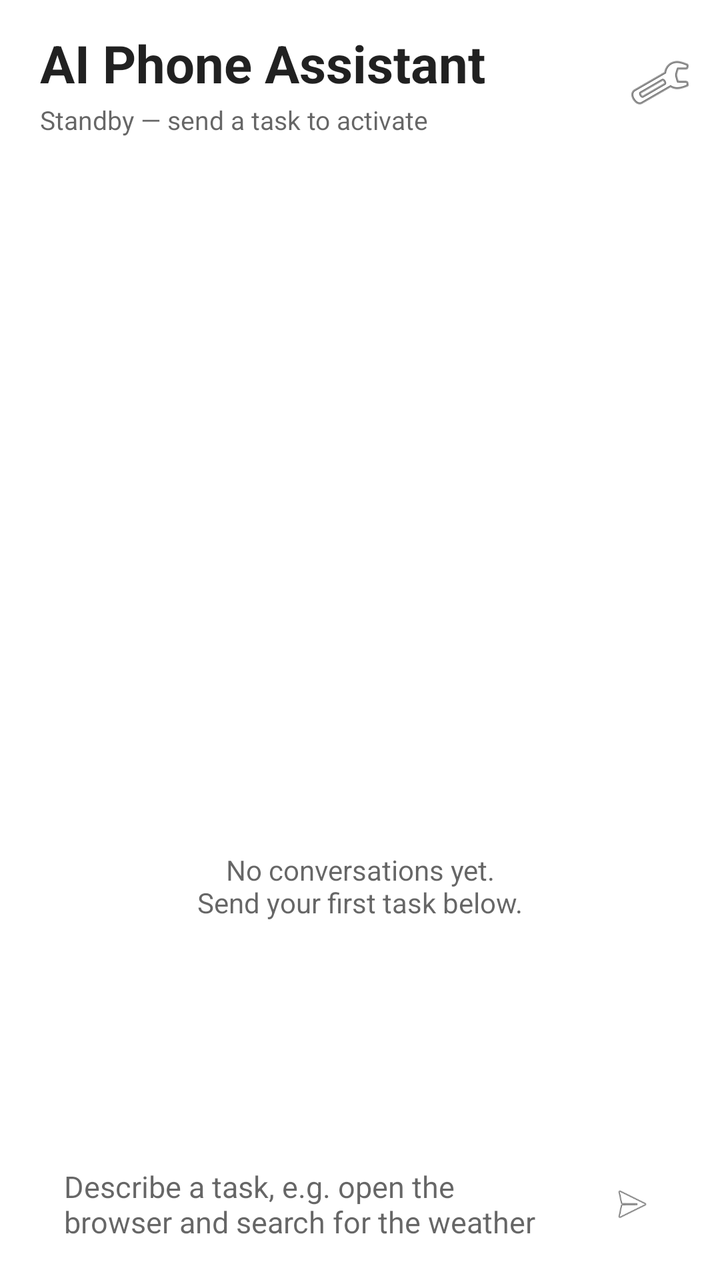
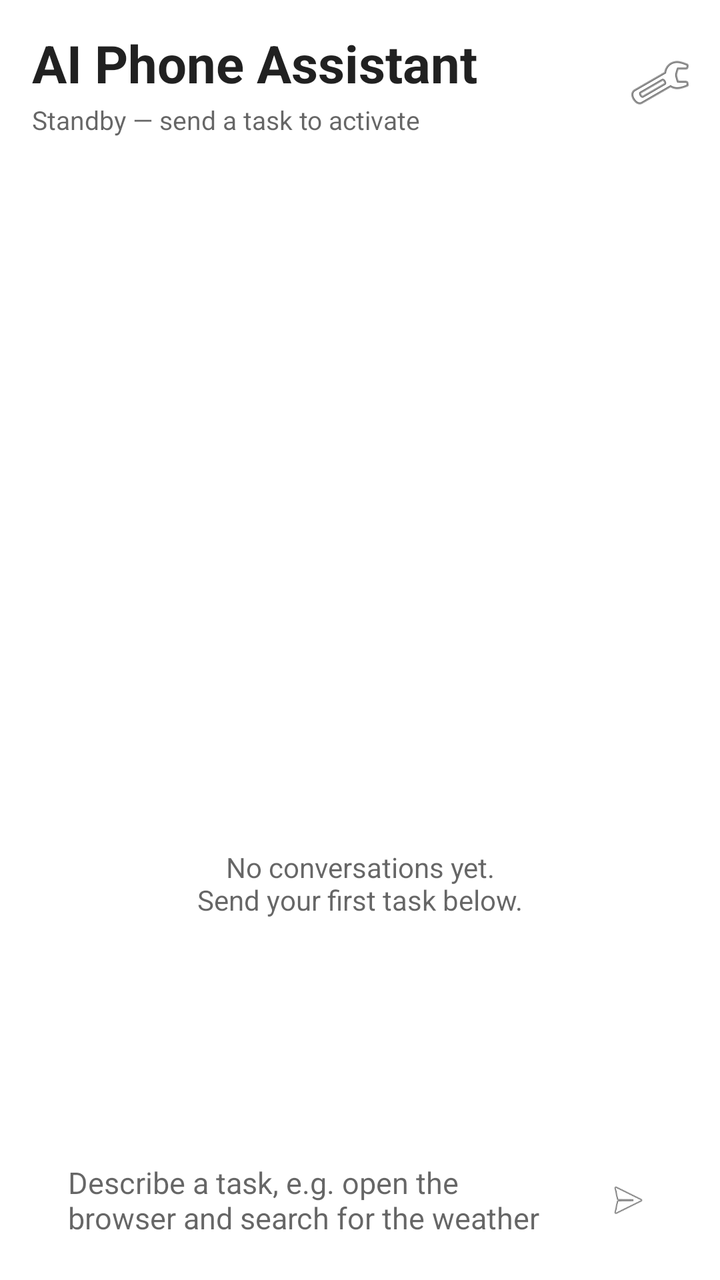

An Android layout rendered at two revisions. The XML below is the earlier revision; the diff shows what the commit changed to produce the second picture.
<!-- AndroidManifest.xml: fallback theme Theme.MaterialComponents.DayNight.NoActionBar -->
<!-- res/layout/activity_conversations.xml -->
<?xml version="1.0" encoding="utf-8"?>
<LinearLayout xmlns:android="http://schemas.android.com/apk/res/android"
    android:layout_width="match_parent"
    android:layout_height="match_parent"
    android:orientation="vertical">

    <LinearLayout
        android:layout_width="match_parent"
        android:layout_height="wrap_content"
        android:orientation="horizontal"
        android:gravity="center_vertical"
        android:paddingStart="20dp"
        android:paddingEnd="8dp"
        android:paddingTop="14dp"
        android:paddingBottom="6dp">

        <LinearLayout
            android:layout_width="0dp"
            android:layout_height="wrap_content"
            android:layout_weight="1"
            android:orientation="vertical">

            <TextView
                android:id="@+id/conv_list_title"
                android:layout_width="wrap_content"
                android:layout_height="wrap_content"
                android:text="@string/app_name"
                android:textSize="26sp"
                android:textStyle="bold"
                android:textColor="?android:attr/textColorPrimary" />

            <TextView
                android:id="@+id/conv_list_subtitle"
                android:layout_width="wrap_content"
                android:layout_height="wrap_content"
                android:layout_marginTop="2dp"
                android:text="@string/chat_subtitle_idle"
                android:textSize="13sp"
                android:textColor="?android:attr/textColorSecondary"
                android:maxLines="1"
                android:ellipsize="end" />
        </LinearLayout>

        <ImageButton
            android:id="@+id/conv_list_settings"
            android:layout_width="44dp"
            android:layout_height="44dp"
            android:src="@android:drawable/ic_menu_preferences"
            android:background="?android:attr/selectableItemBackgroundBorderless"
            android:contentDescription="@string/settings_title" />
    </LinearLayout>

    <ListView
        android:id="@+id/conv_list"
        android:layout_width="match_parent"
        android:layout_height="0dp"
        android:layout_weight="1"
        android:divider="@null"
        android:dividerHeight="0dp"
        android:paddingStart="14dp"
        android:paddingEnd="14dp"
        android:paddingTop="4dp"
        android:paddingBottom="8dp"
        android:clipToPadding="false"
        android:scrollbars="none" />

    <TextView
        android:id="@+id/conv_empty"
        android:layout_width="match_parent"
        android:layout_height="0dp"
        android:layout_weight="1"
        android:gravity="center"
        android:text="@string/conv_empty"
        android:textSize="14sp"
        android:textColor="?android:attr/textColorSecondary"
        android:padding="32dp" />

    <HorizontalScrollView
        android:id="@+id/conv_chips_scroll"
        android:layout_width="match_parent"
        android:layout_height="wrap_content"
        android:scrollbars="none">

        <LinearLayout
            android:id="@+id/conv_chips_row"
            android:layout_width="wrap_content"
            android:layout_height="wrap_content"
            android:orientation="horizontal"
            android:paddingStart="16dp"
            android:paddingEnd="16dp"
            android:paddingTop="2dp"
            android:paddingBottom="6dp" />
    </HorizontalScrollView>

    <LinearLayout
        android:layout_width="match_parent"
        android:layout_height="wrap_content"
        android:layout_marginStart="14dp"
        android:layout_marginEnd="14dp"
        android:layout_marginBottom="10dp"
        android:orientation="horizontal"
        android:gravity="center_vertical"
        android:background="@drawable/bg_composer"
        android:paddingStart="18dp"
        android:paddingEnd="8dp"
        android:paddingTop="6dp"
        android:paddingBottom="6dp">

        <EditText
            android:id="@+id/conv_input"
            android:layout_width="0dp"
            android:layout_height="wrap_content"
            android:layout_weight="1"
            android:background="@null"
            android:hint="@string/chat_input_hint"
            android:maxLines="4"
            android:inputType="textMultiLine|textCapSentences"
            android:imeOptions="actionSend"
            android:textSize="15sp"
            android:textColor="?android:attr/textColorPrimary"
            android:textColorHint="?android:attr/textColorSecondary" />

        <ImageButton
            android:id="@+id/conv_send"
            android:layout_width="44dp"
            android:layout_height="44dp"
            android:layout_marginStart="10dp"
            android:src="@android:drawable/ic_menu_send"
            android:background="@drawable/bg_send"
            android:tint="?attr/onAccentColor"
            android:padding="11dp"
            android:scaleType="fitCenter"
            android:contentDescription="@string/chat_send" />
    </LinearLayout>
</LinearLayout>
<!-- resources referenced by this layout -->
<resources>
  <!-- drawable bg_composer (drawable) -->
  <?xml version="1.0" encoding="utf-8"?>
  <shape xmlns:android="http://schemas.android.com/apk/res/android"
      android:shape="rectangle">
      <solid android:color="?attr/surfaceColor" />
      <corners android:radius="26dp" />
  </shape>
  <!-- drawable bg_send (drawable) -->
  <?xml version="1.0" encoding="utf-8"?>
  <shape xmlns:android="http://schemas.android.com/apk/res/android"
      android:shape="oval">
      <solid android:color="?attr/accentColor" />
  </shape>
  <string name="app_name">AI Phone Assistant</string>
  <string name="chat_input_hint">Describe a task, e.g. open the browser and search for the weather</string>
  <string name="chat_send">Send</string>
  <string name="chat_subtitle_idle">Standby — send a task to activate</string>
  <string name="conv_empty">No conversations yet.\nSend your first task below.</string>
  <string name="settings_title">AI Assistant Settings</string>
</resources>

<!-- the commit's change to res/layout/activity_conversations.xml (unified diff, before → after) -->
@@ -9,7 +9,7 @@
         android:layout_height="wrap_content"
         android:orientation="horizontal"
         android:gravity="center_vertical"
-        android:paddingStart="20dp"
+        android:paddingStart="16dp"
         android:paddingEnd="8dp"
         android:paddingTop="14dp"
         android:paddingBottom="6dp">
@@ -57,8 +57,8 @@
         android:layout_weight="1"
         android:divider="@null"
         android:dividerHeight="0dp"
-        android:paddingStart="14dp"
-        android:paddingEnd="14dp"
+        android:paddingStart="16dp"
+        android:paddingEnd="16dp"
         android:paddingTop="4dp"
         android:paddingBottom="8dp"
         android:clipToPadding="false"
@@ -95,9 +95,9 @@
     <LinearLayout
         android:layout_width="match_parent"
         android:layout_height="wrap_content"
-        android:layout_marginStart="14dp"
-        android:layout_marginEnd="14dp"
-        android:layout_marginBottom="10dp"
+        android:layout_marginStart="16dp"
+        android:layout_marginEnd="16dp"
+        android:layout_marginBottom="12dp"
         android:orientation="horizontal"
         android:gravity="center_vertical"
         android:background="@drawable/bg_composer"
